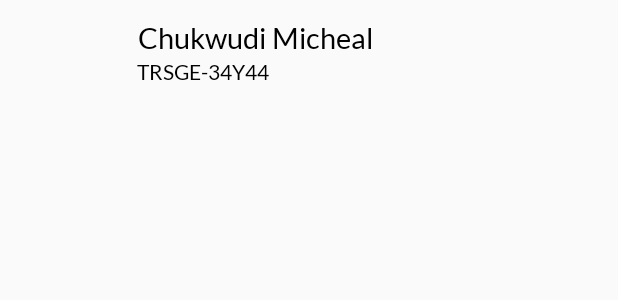
After one commit to Alome007/Tellerium-Assessment, an Android app: the layout farmers_item.xml on its own in the app's theme, with its tools: preview values and no code run, on a phone screen of 412 x 824 dp. The commit adds this screen. Shown: the top 300 px of the screen. Run offline under Robolectric (Android 15) with nearby library versions, the phone set to English and light mode, and no system bars.

Commit message:
Added Farmers Adapter

```diff
--- a/app/build.gradle
+++ b/app/build.gradle
@@ -44,8 +44,9 @@ dependencies {
     // Google material Design
     implementation 'com.google.android.material:material:1.1.0'
 
-    //  material showcase
-    implementation 'com.github.deano2390:MaterialShowcaseView:1.3.4'
+    //  Glide
+    implementation 'com.github.bumptech.glide:glide:4.11.0'
+    annotationProcessor 'com.github.bumptech.glide:compiler:4.11.0'
 
     // Circular Imageview
     implementation 'de.hdodenhof:circleimageview:2.2.0'
--- /dev/null
+++ b/app/src/main/res/drawable/circle.xml
@@ -0,0 +1,6 @@
+<?xml version="1.0" encoding="utf-8"?>
+<shape xmlns:android="http://schemas.android.com/apk/res/android">
+<solid android:color="#22000000"/>
+    <size android:width="100dp" android:height="100dp"/>
+    <corners android:radius="@dimen/_100sdp"/>
+</shape>
--- a/app/src/main/res/layout/activity_farmers.xml
+++ b/app/src/main/res/layout/activity_farmers.xml
@@ -14,6 +14,7 @@
     <androidx.recyclerview.widget.RecyclerView
         android:layout_width="match_parent"
         android:layout_below="@+id/tool_bar"
+        android:id="@+id/recyclerView"
         android:layout_marginTop="@dimen/_10sdp"
         android:layout_height="wrap_content"/>
 </RelativeLayout>
--- /dev/null
+++ b/app/src/main/res/layout/farmers_item.xml
@@ -0,0 +1,56 @@
+<?xml version="1.0" encoding="utf-8"?>
+<RelativeLayout
+    xmlns:android="http://schemas.android.com/apk/res/android"
+    android:orientation="vertical"
+    android:layout_width="match_parent"
+    android:layout_height="wrap_content">
+    <RelativeLayout
+        android:layout_width="match_parent"
+        android:id="@+id/rela"
+        android:layout_height="@dimen/_55sdp">
+        <LinearLayout
+            android:layout_width="match_parent"
+            android:orientation="horizontal"
+            android:layout_height="match_parent">
+            <de.hdodenhof.circleimageview.CircleImageView
+                android:layout_width="@dimen/_40sdp"
+                android:id="@+id/avatar"
+                android:layout_margin="@dimen/_10sdp"
+                android:layout_height="@dimen/_40sdp"/>
+            <TextView
+                android:layout_width="wrap_content"
+                android:text="Chukwudi Micheal"
+                android:textColor="#000"
+                android:layout_alignLeft="@+id/avatar"
+                android:id="@+id/name"
+                android:layout_margin="@dimen/_10sdp"
+                android:fontFamily="@raw/lato_main"
+                android:textSize="@dimen/_15sdp"
+                android:layout_height="wrap_content"/>
+        </LinearLayout>
+
+
+        <TextView
+            android:layout_width="wrap_content"
+            android:text="TRSGE-34Y44"
+            android:textColor="#000"
+            android:layout_marginLeft="@dimen/_70sdp"
+            android:id="@+id/id"
+            android:layout_marginTop="@dimen/_30sdp"
+            android:fontFamily="@raw/lato_main"
+            android:textSize="@dimen/_11sdp"
+            android:layout_height="wrap_content"/>
+        <TextView
+            android:layout_width="wrap_content"
+            android:text="0 Farm"
+            android:textColor="#252725"
+            android:visibility="gone"
+            android:id="@+id/count"
+            android:layout_alignParentRight="true"
+            android:layout_marginTop="@dimen/_10sdp"
+            android:layout_marginRight="@dimen/_30sdp"
+            android:fontFamily="@raw/lato_main"
+            android:textSize="@dimen/_13sdp"
+            android:layout_height="wrap_content"/>
+    </RelativeLayout>
+</RelativeLayout>
--- a/app/src/main/res/values/strings.xml
+++ b/app/src/main/res/values/strings.xml
@@ -1,3 +1,4 @@
 <resources>
     <string name="app_name">Tellerium Assessment</string>
+    <string name="deli">"</string>
 </resources>
```
Also changed, not shown: app/src/main/java/com/alome/tellerium/Activities/farmers.java (+45 -0 lines), app/src/main/java/com/alome/tellerium/Adapters/farmersAdapter.java (added, +64 -0 lines), app/src/main/java/com/alome/tellerium/Fragments/Dashboard.java (+18 -3 lines), app/src/main/java/com/alome/tellerium/Models/farmerModel.java (+11 -2 lines), app/src/main/java/com/alome/tellerium/Utils/Database.java (+9 -7 lines), app/src/main/res/drawable/ic_profile_user.xml (added, +9 -0 lines), app/src/main/res/layout/home_fragment.xml (+3 -4 lines).
